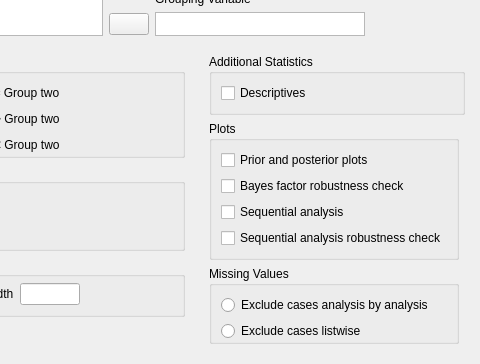
Old version of the form JASP-Desktop/analysisforms/ttestbayesianindependentsamplesform.ui in the repository jasp-stats/jasp-desktop; both pictures show x 118 to 598 and y 187 to 551 of the 598 by 551 pixel window.
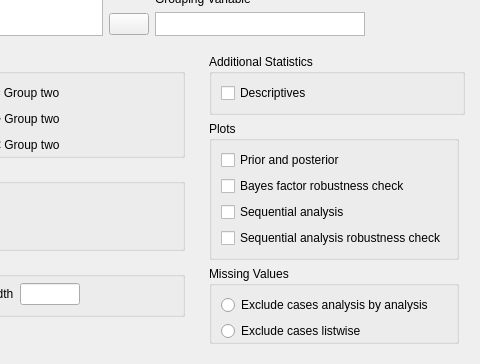
New version of the form. Custom widgets are drawn as their Qt base class.

Commit message: B TTests: added plot options

Diff of the .ui file:
```diff
--- a/JASP-Desktop/analysisforms/ttestbayesianindependentsamplesform.ui
+++ b/JASP-Desktop/analysisforms/ttestbayesianindependentsamplesform.ui
@@ -285,7 +285,7 @@
          <item row="0" column="0">
           <widget class="BoundCheckBox" name="plotPriorAndPosterior">
            <property name="text">
-            <string>Prior and posterior plots</string>
+            <string>Prior and posterior</string>
            </property>
           </widget>
          </item>
```
The commit also changes 4 other files.
